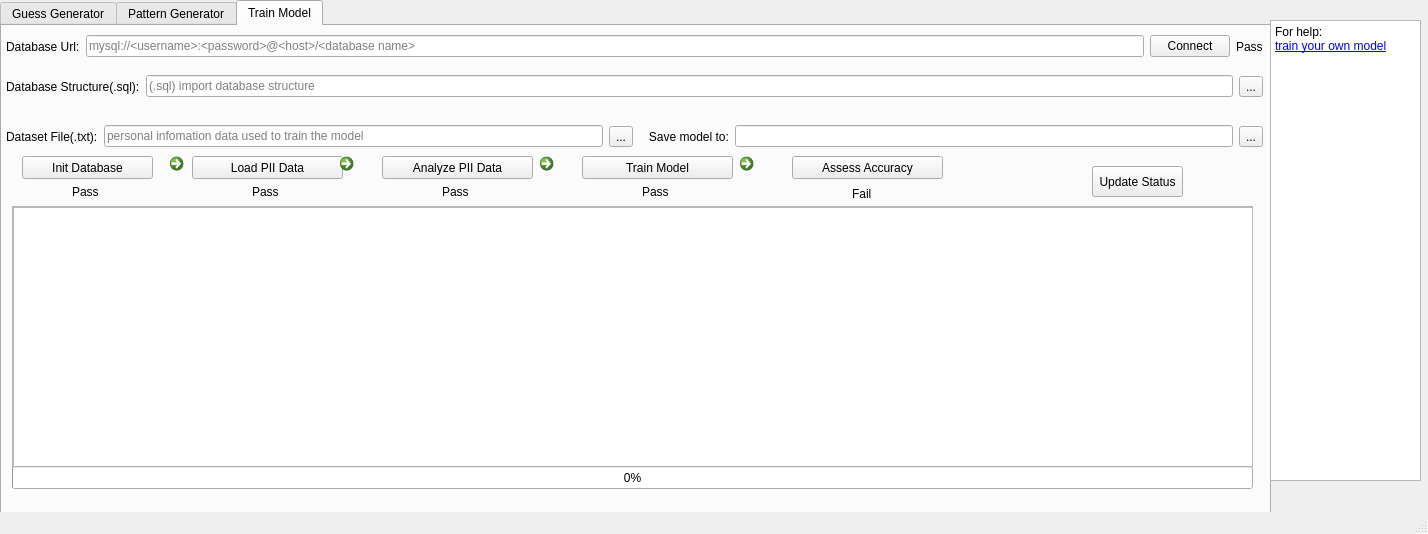
PadishahIII/RFGuess, file ui/test.ui: the form before one commit.
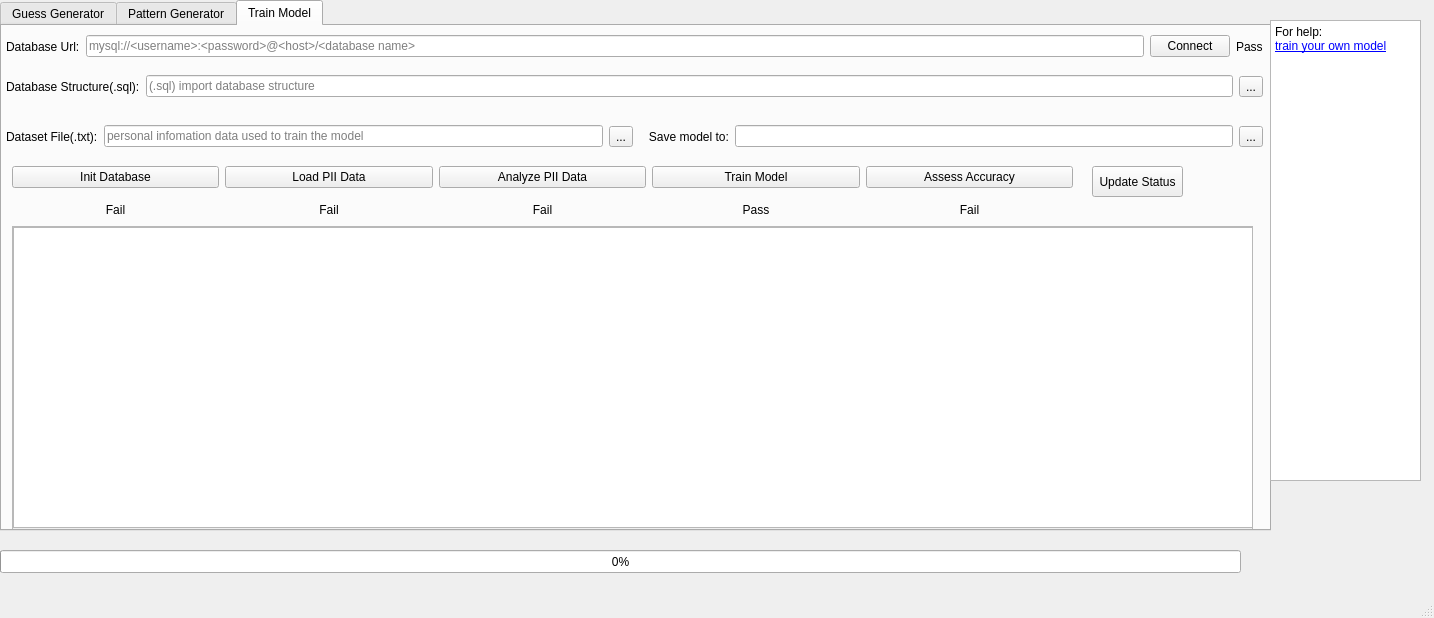
The form after the commit.

Patch:
```diff
--- a/ui/test.ui
+++ b/ui/test.ui
@@ -6,8 +6,8 @@
    <rect>
     <x>0</x>
     <y>0</y>
-    <width>1428</width>
-    <height>534</height>
+    <width>1434</width>
+    <height>618</height>
    </rect>
   </property>
   <property name="windowTitle">
@@ -563,9 +563,9 @@
       <property name="geometry">
        <rect>
         <x>10</x>
-        <y>180</y>
+        <y>200</y>
         <width>1241</width>
-        <height>261</height>
+        <height>321</height>
        </rect>
       </property>
       <layout class="QVBoxLayout" name="verticalLayout_4">
@@ -580,7 +580,7 @@
             <x>0</x>
             <y>0</y>
             <width>1237</width>
-            <height>257</height>
+            <height>317</height>
            </rect>
           </property>
           <widget class="QTextBrowser" name="trainTabTextBrowser">
@@ -589,7 +589,7 @@
              <x>0</x>
              <y>0</y>
              <width>1241</width>
-             <height>311</height>
+             <height>301</height>
             </rect>
            </property>
           </widget>
@@ -598,19 +598,6 @@
        </item>
       </layout>
      </widget>
-     <widget class="QProgressBar" name="trainTabProgressBar">
-      <property name="geometry">
-       <rect>
-        <x>10</x>
-        <y>440</y>
-        <width>1241</width>
-        <height>23</height>
-       </rect>
-      </property>
-      <property name="value">
-       <number>0</number>
-      </property>
-     </widget>
      <widget class="QWidget" name="horizontalLayoutWidget_2">
       <property name="geometry">
        <rect>
@@ -664,45 +651,6 @@
        </item>
       </layout>
      </widget>
-     <widget class="QPushButton" name="initDatabaseBtn">
-      <property name="geometry">
-       <rect>
-        <x>20</x>
-        <y>130</y>
-        <width>131</width>
-        <height>23</height>
-       </rect>
-      </property>
-      <property name="text">
-       <string>Init Database</string>
-      </property>
-     </widget>
-     <widget class="QPushButton" name="loadPIIDataBtn">
-      <property name="geometry">
-       <rect>
-        <x>190</x>
-        <y>130</y>
-        <width>151</width>
-        <height>23</height>
-       </rect>
-      </property>
-      <property name="text">
-       <string>Load PII Data</string>
-      </property>
-     </widget>
-     <widget class="QPushButton" name="analyzePIIBtn">
-      <property name="geometry">
-       <rect>
-        <x>380</x>
-        <y>130</y>
-        <width>151</width>
-        <height>23</height>
-       </rect>
-      </property>
-      <property name="text">
-       <string>Analyze PII Data</string>
-      </property>
-     </widget>
      <widget class="QWidget" name="horizontalLayoutWidget_3">
       <property name="geometry">
        <rect>
@@ -739,149 +687,6 @@
        </item>
       </layout>
      </widget>
-     <widget class="QPushButton" name="trainModelBtn">
-      <property name="geometry">
-       <rect>
-        <x>580</x>
-        <y>130</y>
-        <width>151</width>
-        <height>23</height>
-       </rect>
-      </property>
-      <property name="text">
-       <string>Train Model</string>
-      </property>
-     </widget>
-     <widget class="QPushButton" name="assessBtn">
-      <property name="geometry">
-       <rect>
-        <x>790</x>
-        <y>130</y>
-        <width>151</width>
-        <height>23</height>
-       </rect>
-      </property>
-      <property name="text">
-       <string>Assess Accuracy</string>
-      </property>
-     </widget>
-     <widget class="QCommandLinkButton" name="commandLinkButton">
-      <property name="geometry">
-       <rect>
-        <x>160</x>
-        <y>120</y>
-        <width>31</width>
-        <height>41</height>
-       </rect>
-      </property>
-      <property name="text">
-       <string/>
-      </property>
-     </widget>
-     <widget class="QCommandLinkButton" name="commandLinkButton_2">
-      <property name="geometry">
-       <rect>
-        <x>330</x>
-        <y>120</y>
-        <width>31</width>
-        <height>41</height>
-       </rect>
-      </property>
-      <property name="text">
-       <string/>
-      </property>
-     </widget>
-     <widget class="QCommandLinkButton" name="commandLinkButton_3">
-      <property name="geometry">
-       <rect>
-        <x>530</x>
-        <y>120</y>
-        <width>31</width>
-        <height>41</height>
-       </rect>
-      </property>
-      <property name="text">
-       <string/>
-      </property>
-     </widget>
-     <widget class="QCommandLinkButton" name="commandLinkButton_4">
-      <property name="geometry">
-       <rect>
-        <x>730</x>
-        <y>120</y>
-        <width>31</width>
-        <height>41</height>
-       </rect>
-      </property>
-      <property name="text">
-       <string/>
-      </property>
-     </widget>
-     <widget class="QLabel" name="initDatabaseStatusLabel">
-      <property name="geometry">
-       <rect>
-        <x>70</x>
-        <y>160</y>
-        <width>54</width>
-        <height>12</height>
-       </rect>
-      </property>
-      <property name="text">
-       <string>Pass</string>
-      </property>
-     </widget>
-     <widget class="QLabel" name="loadPIIDataStatusLabel">
-      <property name="geometry">
-       <rect>
-        <x>250</x>
-        <y>160</y>
-        <width>54</width>
-        <height>12</height>
-       </rect>
-      </property>
-      <property name="text">
-       <string>Pass</string>
-      </property>
-     </widget>
-     <widget class="QLabel" name="analyzePIIStatusLabel">
-      <property name="geometry">
-       <rect>
-        <x>440</x>
-        <y>160</y>
-        <width>54</width>
-        <height>12</height>
-       </rect>
-      </property>
-      <property name="text">
-       <string>Pass</string>
-      </property>
-     </widget>
-     <widget class="QLabel" name="trainModelStatusLabel">
-      <property name="geometry">
-       <rect>
-        <x>640</x>
-        <y>160</y>
-        <width>54</width>
-        <height>12</height>
-       </rect>
-      </property>
-      <property name="text">
-       <string>Pass</string>
-      </property>
-     </widget>
-     <widget class="QLabel" name="assessStatusLabel">
-      <property name="geometry">
-       <rect>
-        <x>850</x>
-        <y>160</y>
-        <width>54</width>
-        <height>16</height>
-       </rect>
-      </property>
-      <property name="text">
-       <string>Fail</string>
-      </property>
-     </widget>
      <widget class="QPushButton" name="checkStatusBtn">
       <property name="geometry">
        <rect>
@@ -895,6 +700,103 @@
        <string>Update Status</string>
       </property>
      </widget>
+     <widget class="QWidget" name="gridLayoutWidget">
+      <property name="geometry">
+       <rect>
+        <x>10</x>
+        <y>140</y>
+        <width>1061</width>
+        <height>59</height>
+       </rect>
+      </property>
+      <layout class="QGridLayout" name="gridLayout_2">
+       <item row="0" column="1">
+        <widget class="QPushButton" name="loadPIIDataBtn">
+         <property name="text">
+          <string>Load PII Data</string>
+         </property>
+        </widget>
+       </item>
+       <item row="0" column="0">
+        <widget class="QPushButton" name="initDatabaseBtn">
+         <property name="text">
+          <string>Init Database</string>
+         </property>
+        </widget>
+       </item>
+       <item row="0" column="3">
+        <widget class="QPushButton" name="trainModelBtn">
+         <property name="text">
+          <string>Train Model</string>
+         </property>
+        </widget>
+       </item>
+       <item row="0" column="2">
+        <widget class="QPushButton" name="analyzePIIBtn">
+         <property name="text">
+          <string>Analyze PII Data</string>
+         </property>
+        </widget>
+       </item>
+       <item row="1" column="4">
+        <widget class="QLabel" name="assessStatusLabel">
+         <property name="text">
+          <string>Fail</string>
+         </property>
+         <property name="alignment">
+          <set>Qt::AlignCenter</set>
+         </property>
+        </widget>
+       </item>
+       <item row="1" column="3">
+        <widget class="QLabel" name="trainModelStatusLabel">
+         <property name="text">
+          <string>Pass</string>
+         </property>
+         <property name="alignment">
+          <set>Qt::AlignCenter</set>
+         </property>
+        </widget>
+       </item>
+       <item row="0" column="4">
+        <widget class="QPushButton" name="assessBtn">
+         <property name="text">
+          <string>Assess Accuracy</string>
+         </property>
+        </widget>
+       </item>
+       <item row="1" column="2">
+        <widget class="QLabel" name="analyzePIIStatusLabel">
+         <property name="text">
+          <string>Fail</string>
+         </property>
+         <property name="alignment">
+          <set>Qt::AlignCenter</set>
+         </property>
+        </widget>
+       </item>
+       <item row="1" column="1">
+        <widget class="QLabel" name="loadPIIDataStatusLabel">
+         <property name="text">
+          <string>Fail</string>
+         </property>
+         <property name="alignment">
+          <set>Qt::AlignCenter</set>
+         </property>
+        </widget>
+       </item>
+       <item row="1" column="0">
+        <widget class="QLabel" name="initDatabaseStatusLabel">
+         <property name="text">
+          <string>Fail</string>
+         </property>
+         <property name="alignment">
+          <set>Qt::AlignCenter</set>
+         </property>
+        </widget>
+       </item>
+      </layout>
+     </widget>
     </widget>
    </widget>
    <widget class="QTextBrowser" name="textBrowser_2">
@@ -915,6 +817,19 @@
 &lt;p style=&quot; margin-top:0px; margin-bottom:0px; margin-left:0px; margin-right:0px; -qt-block-indent:0; text-indent:0px;&quot;&gt;&lt;a href=&quot;http://www.baidu.com&quot;&gt;&lt;span style=&quot; text-decoration: underline; color:#0000ff;&quot;&gt;train your own model&lt;/span&gt;&lt;/a&gt;&lt;/p&gt;&lt;/body&gt;&lt;/html&gt;</string>
     </property>
    </widget>
+   <widget class="QProgressBar" name="trainTabProgressBar">
+    <property name="geometry">
+     <rect>
+      <x>0</x>
+      <y>550</y>
+      <width>1241</width>
+      <height>23</height>
+     </rect>
+    </property>
+    <property name="value">
+     <number>0</number>
+    </property>
+   </widget>
   </widget>
   <widget class="QMenuBar" name="menubar">
    <property name="geometry">
```
Left out of the diff: 2 changed lines with no effect on the pictures.
